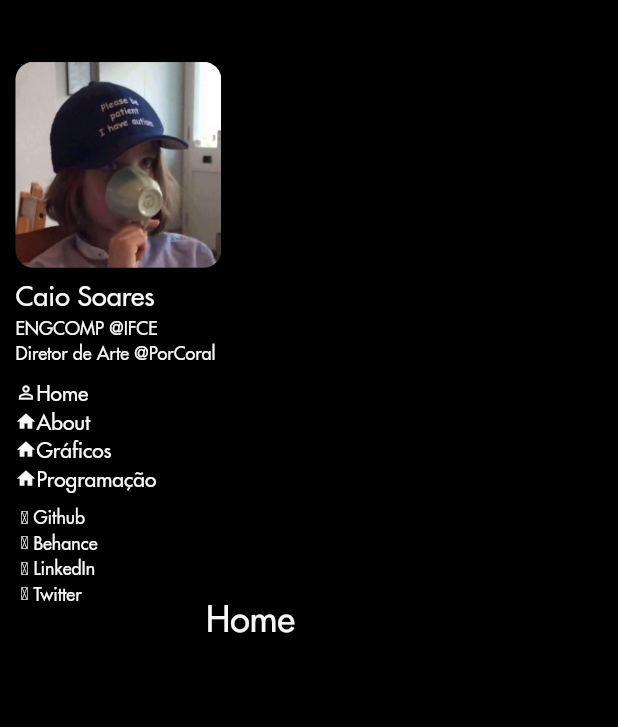
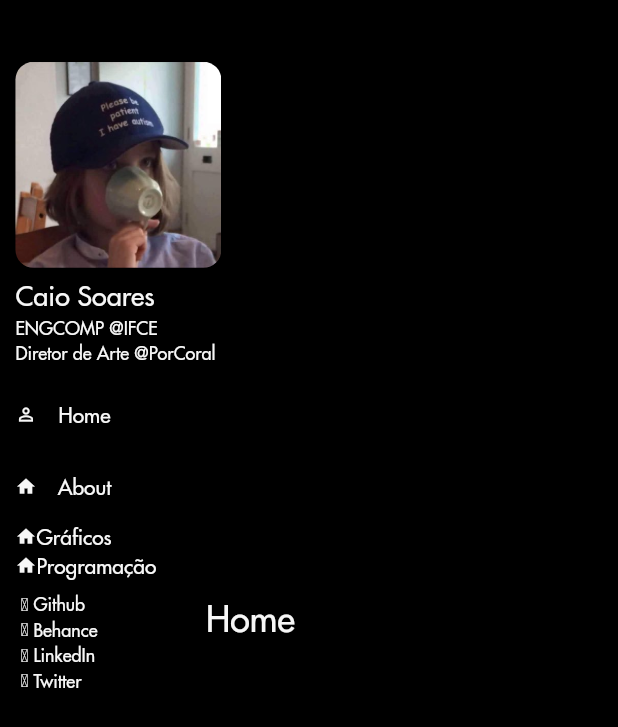
Before and after one commit to CaioFaSoares/stiletto-privatebuild, a Flutter app: the screen it shows after launch, after a tap on "About", on a phone screen of 412 x 824 dp. Shown: the top 727 px of the screen. Run offline on Flutter 3.47's test engine with Material 2 defaults, Android fonts, the phone set to English and light mode, and no system bars; our stand-ins replace url_launcher_web; statements that could not run were skipped.

Commit message:
antes do bruteforce

```diff
--- a/lib/pages/home.dart
+++ b/lib/pages/home.dart
@@ -6,16 +6,11 @@ import 'package:stiletto/widgets/flIcons.dart';
 import 'package:stiletto/values/colors.dart';
 import 'package:url_launcher/url_launcher.dart';
 
-
-class home extends StatefulWidget {
-  @override
-  _homeState createState() => _homeState();
-}
-
-class _homeState extends State<home> {
+class home extends StatelessWidget {
   @override
   Widget build(BuildContext context) {
-    return Column(
+    return SingleChildScrollView(
+      child: Column(
         children: [
           Row(
             children: [
@@ -27,6 +22,7 @@ class _homeState extends State<home> {
             ],
           )
         ],
+      ),
     );
   }
 }
--- a/lib/root/monoPage.dart
+++ b/lib/root/monoPage.dart
@@ -19,19 +19,17 @@ class monoPage extends StatefulWidget {
   @override
   _monoPageState createState() => _monoPageState();
 
-  static onTabTapped(int index) {}
-
+  void onTabTapped(int index) {}
 }
 
 class _monoPageState extends State<monoPage> {
 
   int _navIndex = 0;
 
-  void onTabTapped(int index) {
-    setState(() {
-      _navIndex = index;
-      //stilettoRoot.setStateAtt();
-    });
+  @override
+  void onTabTapped(int index){
+    _navIndex = index;
+    setState(() {});
   }
 
   List<Widget> _paginas = [
@@ -43,8 +41,6 @@ class _monoPageState extends State<monoPage> {
 
   @override
   Widget build(BuildContext context) {
-    return SingleChildScrollView(
-      child: _paginas.elementAt(_navIndex),
-    );
+    return _paginas.elementAt(_navIndex);
   }
 }
--- a/lib/root/rootPage.dart
+++ b/lib/root/rootPage.dart
@@ -8,15 +8,16 @@ import 'monoPage.dart';
 class stilettoRoot extends StatefulWidget {
   @override
   _stilettoRootState createState() => _stilettoRootState();
-
-  static setStateAtt() {}
 }
 
 class _stilettoRootState extends State<stilettoRoot> {
 
-  void setStateAtt(int val) {
-    setState(() {});
-  }
+  List<Widget> _paginas = [
+    home(),
+    about(),
+    //graf(),
+    //prog(),
+  ];
 
   @override
   Widget build(BuildContext context) {
--- a/lib/widgets/sideBar.dart
+++ b/lib/widgets/sideBar.dart
@@ -16,7 +16,6 @@ class sideBar extends StatefulWidget {
 class _sideBarState extends State<sideBar> {
   @override
   Widget build(BuildContext context) {
-
 
     final size = MediaQuery.of(context).size;
 
@@ -144,11 +143,15 @@ class _sideBarState extends State<sideBar> {
                   Icon(
                       Icons.perm_identity, size: 14, color: txtNM
                   ),
-                  InkWell(
-                      child: Text('Home',
-                        style: TextStyle(fontSize: 14, fontFamily: 'Futura', color: txtNM), textAlign: TextAlign.left,),
-                      onTap: () => monoPage.onTabTapped(0),
-                  ),
+                  TextButton(
+                      child: Text('Home', style: TextStyle(fontSize: 14, fontFamily: 'Futura', color: txtNM), textAlign: TextAlign.left),
+                      onPressed: () {navButton(0);}
+                  )
+                  // InkWell(
+                  //     child: Text('Home',
+                  //       style: TextStyle(fontSize: 14, fontFamily: 'Futura', color: txtNM), textAlign: TextAlign.left,),
+                  //     onTap: () => monoPage.onTabTapped(0),
+                  // ),
                 ],
               ),
               Row(
@@ -162,15 +165,10 @@ class _sideBarState extends State<sideBar> {
                   Icon(
                     Icons.home, size: 14, color: txtNM,
                   ),
-                  InkWell(
-                      child: Text('About',
-                        style: TextStyle(fontSize: 14, fontFamily: 'Futura', color: txtNM), textAlign: TextAlign.left,),
-                    onTap: () {
-                      setState(() {
-                        monoPage.onTabTapped(1);
-                      });
-                    },
-                  ),
+                  TextButton(
+                      child: Text('About', style: TextStyle(fontSize: 14, fontFamily: 'Futura', color: txtNM), textAlign: TextAlign.left),
+                      onPressed: () {navButton(1);}
+                  )
                 ],
               ),
               Row(
@@ -300,4 +298,10 @@ class _sideBarState extends State<sideBar> {
       ),
     );
   }
+
+  void navButton (int index){
+    debugPrint('Pressed $index');
+    stilettoRoot.onTabTapped(index);
+  }
+
 }
```
Also changed, not shown: lib/pages/about.dart (+1 -14 lines). Lines whose indentation alone changed are shown as unchanged.
